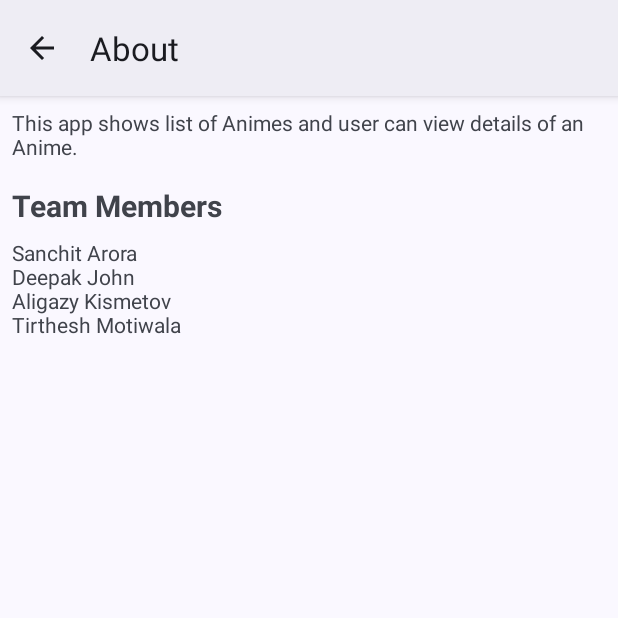
After one commit to sanx20/Android-Project-1, an Android app: the AboutActivity screen opened directly, with no data from a screen before it, on a phone screen of 412 x 824 dp, the top half of it. The commit adds this screen. Run offline under Robolectric (Android 15) with nearby library versions, the phone set to English and light mode, and no system bars.

Commit message:
Added AboutActivity

```diff
--- a/app/src/main/AndroidManifest.xml
+++ b/app/src/main/AndroidManifest.xml
@@ -13,6 +13,10 @@
         android:theme="@style/Theme.Project1"
         tools:targetApi="31">
         <activity
+            android:name=".ui.screens.about.AboutActivity"
+            android:exported="false"
+            android:parentActivityName=".MainActivity"/>
+        <activity
             android:name=".MainActivity"
             android:exported="true">
             <intent-filter>
--- /dev/null
+++ b/app/src/main/java/com/group18/androidproject1/ui/screens/about/AboutActivity.kt
@@ -0,0 +1,25 @@
+package com.group18.androidproject1.ui.screens.about
+
+import android.os.Bundle
+import androidx.activity.enableEdgeToEdge
+import androidx.appcompat.app.AppCompatActivity
+import androidx.core.view.ViewCompat
+import androidx.core.view.WindowInsetsCompat
+import com.group18.androidproject1.R
+import com.group18.androidproject1.databinding.ActivityAboutBinding
+
+class AboutActivity : AppCompatActivity() {
+    lateinit var binding: ActivityAboutBinding
+    override fun onCreate(savedInstanceState: Bundle?) {
+        super.onCreate(savedInstanceState)
+        enableEdgeToEdge()
+        binding = ActivityAboutBinding.inflate(layoutInflater)
+        setContentView(binding.root)
+        supportActionBar?.title = resources.getString(R.string.about)
+        ViewCompat.setOnApplyWindowInsetsListener(binding.main) { v, insets ->
+            val systemBars = insets.getInsets(WindowInsetsCompat.Type.systemBars())
+            v.setPadding(systemBars.left, systemBars.top, systemBars.right, systemBars.bottom)
+            insets
+        }
+    }
+}
--- /dev/null
+++ b/app/src/main/res/layout/activity_about.xml
@@ -0,0 +1,40 @@
+<?xml version="1.0" encoding="utf-8"?>
+<androidx.constraintlayout.widget.ConstraintLayout xmlns:android="http://schemas.android.com/apk/res/android"
+    xmlns:app="http://schemas.android.com/apk/res-auto"
+    xmlns:tools="http://schemas.android.com/tools"
+    android:id="@+id/main"
+    android:layout_width="match_parent"
+    android:layout_height="match_parent"
+    tools:context=".ui.screens.about.AboutActivity">
+
+
+    <TextView
+        android:id="@+id/about_text"
+        android:layout_width="match_parent"
+        android:layout_height="wrap_content"
+        android:layout_marginHorizontal="@dimen/_8dp"
+        android:text="@string/about_app"
+        android:layout_marginTop="@dimen/_8dp"
+        app:layout_constraintTop_toTopOf="parent"/>
+
+    <TextView
+        android:id="@+id/team_members"
+        android:layout_width="match_parent"
+        android:layout_height="wrap_content"
+        android:text="@string/team_members"
+        android:textStyle="bold"
+        android:textSize="20sp"
+        android:layout_marginHorizontal="@dimen/_8dp"
+        app:layout_constraintTop_toBottomOf="@id/about_text"
+        android:layout_marginTop="@dimen/_16dp"/>
+
+    <TextView
+        android:id="@+id/team_details"
+        android:layout_width="match_parent"
+        android:layout_height="wrap_content"
+        android:layout_marginHorizontal="@dimen/_8dp"
+        android:layout_marginTop="@dimen/_8dp"
+        android:text="@string/team_member_list"
+        app:layout_constraintTop_toBottomOf="@id/team_members"/>
+
+</androidx.constraintlayout.widget.ConstraintLayout>
--- /dev/null
+++ b/app/src/main/res/values/dimens.xml
@@ -0,0 +1,5 @@
+<?xml version="1.0" encoding="utf-8"?>
+<resources>
+    <dimen name="_16dp">16dp</dimen>
+    <dimen name="_8dp">8dp</dimen>
+</resources>
--- a/app/src/main/res/values/strings.xml
+++ b/app/src/main/res/values/strings.xml
@@ -2,4 +2,8 @@
     <string name="app_name">Project1</string>
     <!-- TODO: Remove or change this placeholder text -->
     <string name="hello_blank_fragment">Hello blank fragment</string>
+    <string name="about_app">This app shows list of Animes and user can view details of an Anime.</string>
+    <string name="team_members">Team Members</string>
+    <string name="team_member_list">Sanchit Arora \nDeepak John \nAligazy Kismetov \nTirthesh Motiwala</string>
+    <string name="about">About</string>
 </resources>
--- a/app/src/main/res/values/themes.xml
+++ b/app/src/main/res/values/themes.xml
@@ -1,6 +1,6 @@
 <resources xmlns:tools="http://schemas.android.com/tools">
     <!-- Base application theme. -->
-    <style name="Base.Theme.Project1" parent="Theme.Material3.DayNight.NoActionBar">
+    <style name="Base.Theme.Project1" parent="Theme.Material3.DynamicColors.DayNight">
         <!-- Customize your light theme here. -->
         <!-- <item name="colorPrimary">@color/my_light_primary</item> -->
     </style>
```
Also changed, not shown: app/src/main/java/com/group18/androidproject1/ui/screens/root/RootFragment.kt (+28 -2 lines), app/src/main/res/menu/root_menu.xml (added, +9 -0 lines).
